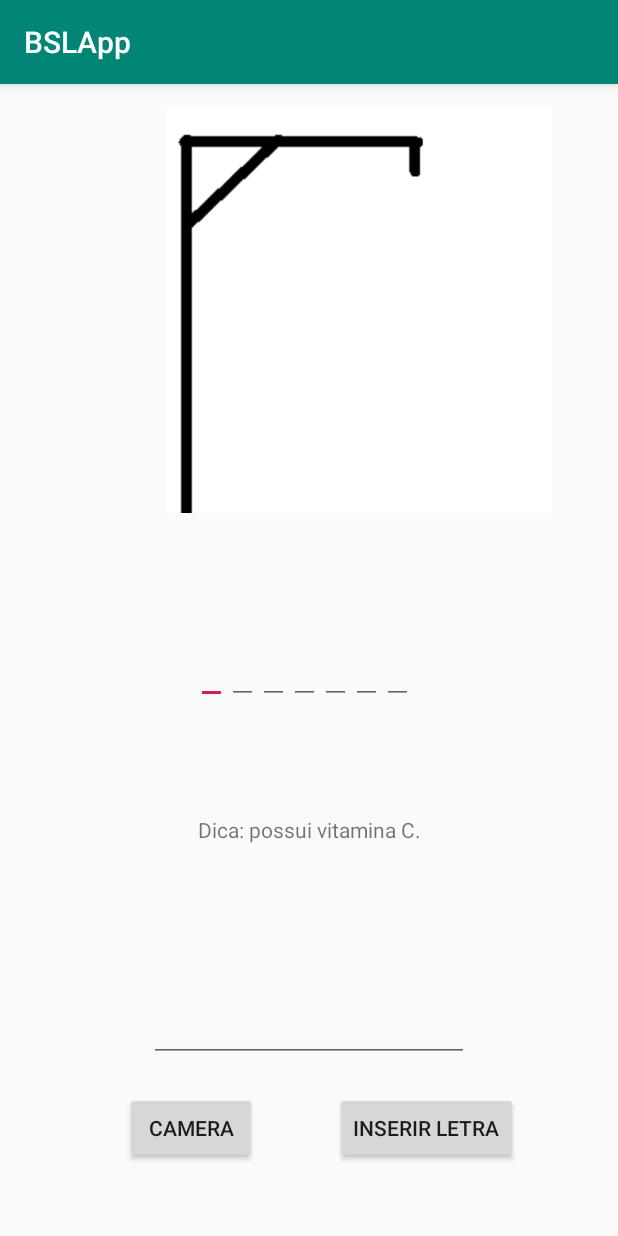
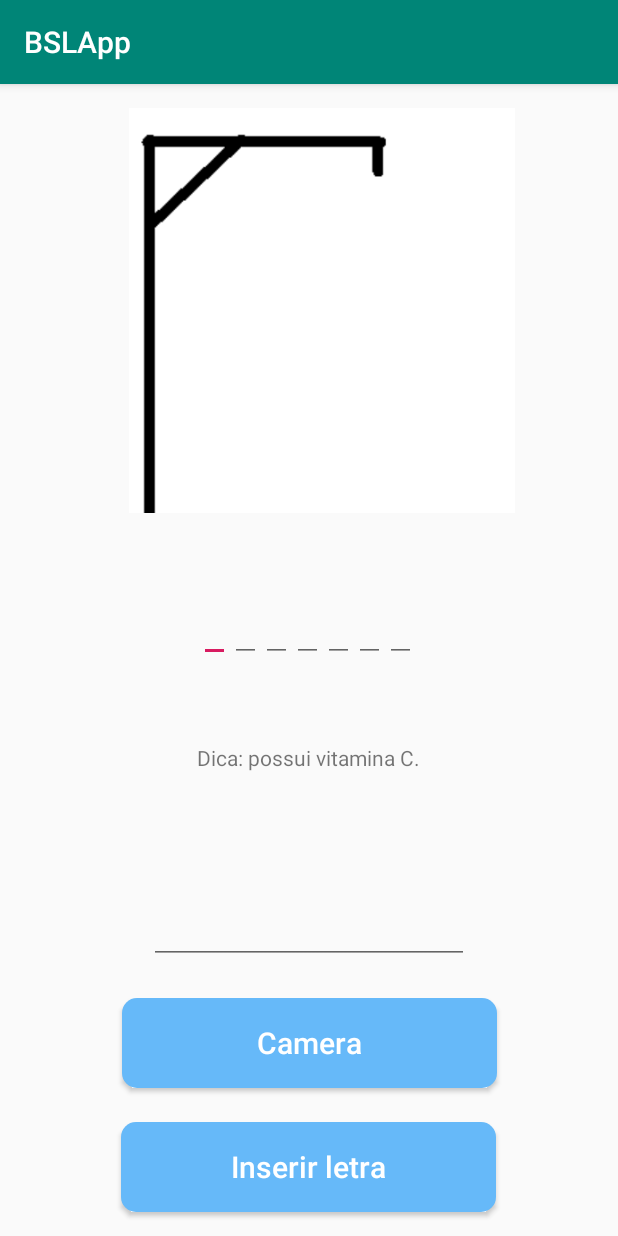
Before and after one commit to rodrigoAMF/brazilian-sign-language-recognition-system, an Android app: the screen it shows after launch (Forca), on a phone screen of 412 x 824 dp. Run offline under Robolectric (Android 15) with nearby library versions, the phone set to English and light mode, and no system bars.

Commit message:
Update: mudança de estilo dos botoes

```diff
--- /dev/null
+++ b/BSLApp/app/src/main/res/drawable/custom_button.xml
@@ -0,0 +1,11 @@
+<?xml version="1.0" encoding="utf-8"?>
+<shape xmlns:android="http://schemas.android.com/apk/res/android" android:shape="rectangle">
+
+    <solid android:color="#66B9F9"/>
+
+    <corners android:radius="10dp"></corners>
+
+
+
+
+</shape>
--- a/BSLApp/app/src/main/res/layout/activity_camera.xml
+++ b/BSLApp/app/src/main/res/layout/activity_camera.xml
@@ -31,7 +31,11 @@
             android:layout_height="wrap_content"
             android:layout_margin="50sp"
             android:layout_weight="1"
-            android:text="@string/btnTirarFoto" />
+            android:text="@string/btnTirarFoto"
+            android:textSize="20sp"
+            android:textColor="#FFFFFF"
+            android:background="@drawable/custom_button"
+            android:textAllCaps="false"/>
     </LinearLayout>
 
 </LinearLayout>
--- a/BSLApp/app/src/main/res/layout/activity_forca.xml
+++ b/BSLApp/app/src/main/res/layout/activity_forca.xml
@@ -12,13 +12,13 @@
         android:layout_height="113dp"
         android:layout_marginStart="8dp"
         android:layout_marginLeft="8dp"
-        android:layout_marginTop="48dp"
+        android:layout_marginTop="20dp"
         android:layout_marginEnd="8dp"
         android:layout_marginRight="8dp"
         android:gravity="center"
         android:orientation="horizontal"
         app:layout_constraintEnd_toEndOf="parent"
-        app:layout_constraintHorizontal_bias="0.272"
+        app:layout_constraintHorizontal_bias="0.454"
         app:layout_constraintStart_toStartOf="parent"
         app:layout_constraintTop_toBottomOf="@+id/imageView2" />
 
@@ -28,27 +28,32 @@
         android:layout_height="30dp"
         android:layout_marginStart="8dp"
         android:layout_marginLeft="8dp"
-        android:layout_marginTop="40dp"
+        android:layout_marginTop="20dp"
         android:layout_marginEnd="8dp"
         android:layout_marginRight="8dp"
         app:layout_constraintEnd_toEndOf="parent"
+        app:layout_constraintHorizontal_bias="0.498"
         app:layout_constraintStart_toStartOf="parent"
         app:layout_constraintTop_toBottomOf="@+id/linearLayout" />
 
     <Button
         android:id="@+id/btnInsere"
-        android:layout_width="wrap_content"
-        android:layout_height="wrap_content"
+        android:layout_width="250dp"
+        android:layout_height="60dp"
         android:layout_marginStart="8dp"
         android:layout_marginLeft="8dp"
         android:layout_marginEnd="8dp"
         android:layout_marginRight="8dp"
-        android:layout_marginBottom="48dp"
+        android:layout_marginBottom="16dp"
         android:text="Inserir letra"
         app:layout_constraintBottom_toBottomOf="parent"
         app:layout_constraintEnd_toEndOf="parent"
-        app:layout_constraintHorizontal_bias="0.787"
-        app:layout_constraintStart_toStartOf="parent" />
+        app:layout_constraintHorizontal_bias="0.498"
+        app:layout_constraintStart_toStartOf="parent"
+        android:textSize="20sp"
+        android:textColor="#FFFFFF"
+        android:background="@drawable/custom_button"
+        android:textAllCaps="false"/>
 
     <EditText
         android:id="@+id/etInsert"
@@ -66,7 +71,7 @@
         app:layout_constraintEnd_toEndOf="parent"
         app:layout_constraintStart_toStartOf="parent"
         app:layout_constraintTop_toBottomOf="@+id/tvDica"
-        app:layout_constraintVertical_bias="1.0" />
+        app:layout_constraintVertical_bias="0.43" />
 
     <ImageView
         android:id="@+id/imageView2"
@@ -78,26 +83,30 @@
         android:layout_marginEnd="8dp"
         android:layout_marginRight="8dp"
         app:layout_constraintEnd_toEndOf="parent"
-        app:layout_constraintHorizontal_bias="0.755"
+        app:layout_constraintHorizontal_bias="0.564"
         app:layout_constraintStart_toStartOf="parent"
         app:layout_constraintTop_toTopOf="parent"
         app:srcCompat="@drawable/forcainicial" />
 
     <Button
         android:id="@+id/btnCamera"
-        android:layout_width="wrap_content"
-        android:layout_height="wrap_content"
+        android:layout_width="250dp"
+        android:layout_height="60dp"
         android:layout_marginStart="8dp"
         android:layout_marginLeft="8dp"
         android:layout_marginTop="8dp"
-        android:layout_marginEnd="52dp"
-        android:layout_marginRight="52dp"
-        android:layout_marginBottom="36dp"
+        android:layout_marginEnd="8dp"
+        android:layout_marginRight="8dp"
+        android:layout_marginBottom="8dp"
+        app:layout_constraintBottom_toTopOf="@+id/btnInsere"
+        app:layout_constraintEnd_toEndOf="parent"
+        app:layout_constraintStart_toStartOf="parent"
+        app:layout_constraintTop_toBottomOf="@+id/etInsert"
         android:text="Camera"
-        app:layout_constraintBottom_toBottomOf="parent"
-        app:layout_constraintEnd_toStartOf="@+id/btnInsere"
-        app:layout_constraintHorizontal_bias="1.0"
-        app:layout_constraintStart_toStartOf="parent"
-        app:layout_constraintTop_toBottomOf="@+id/etInsert" />
+        android:textSize="20sp"
+        android:textColor="#FFFFFF"
+        android:background="@drawable/custom_button"
+        android:textAllCaps="false"
+        />
 
 </android.support.constraint.ConstraintLayout>
```
Also changed, not shown: BSLApp/app/src/main/res/drawable/button_selector.xml (added, +23 -0 lines), BSLApp/app/src/main/res/layout/activity_jogar.xml (+14 -6 lines), BSLApp/app/src/main/res/layout/activity_level.xml (+21 -9 lines).
